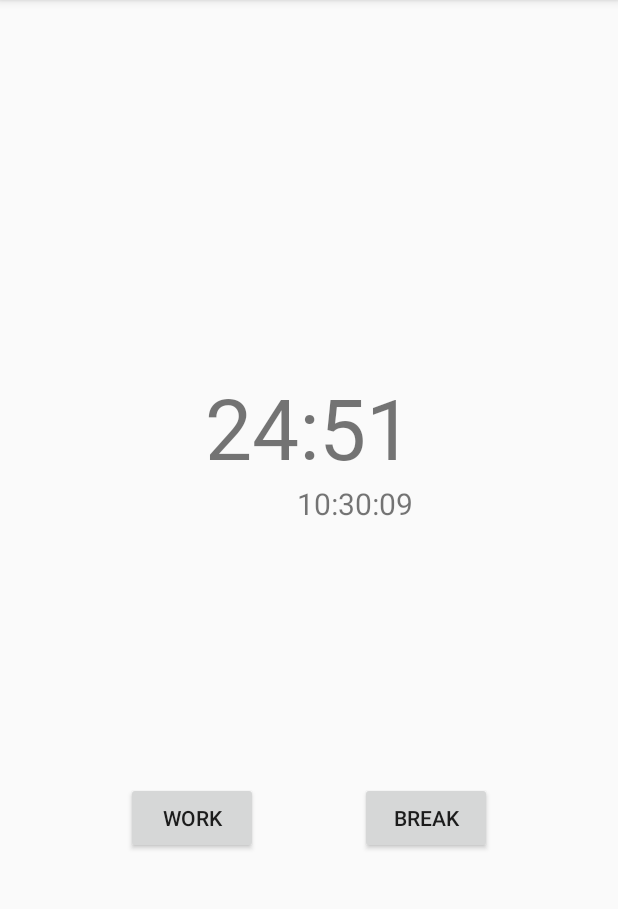
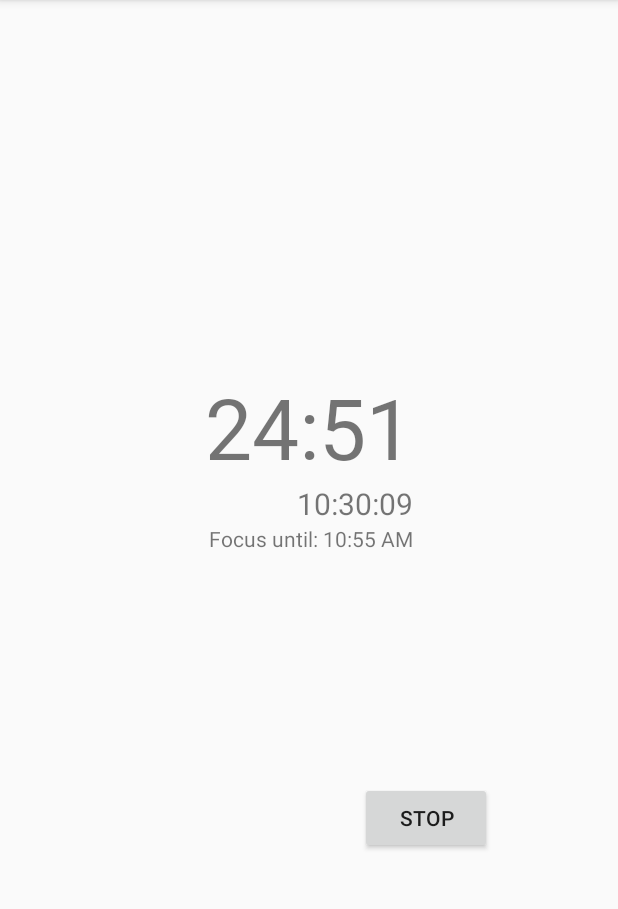
Before and after one commit to maurozegarra/BrainFocusX, an Android app: the screen it shows after launch (MainActivity), after a tap on "WORK", on a phone screen of 412 x 824 dp, the part 84-993 px from its top. Run offline under Robolectric (Android 15) with nearby library versions, the phone set to English and light mode, and no system bars; our stand-ins replace Timber, data binding.

Commit message:
Algunas mejoras

```diff
--- a/app/src/main/AndroidManifest.xml
+++ b/app/src/main/AndroidManifest.xml
@@ -17,6 +17,7 @@
                 <category android:name="android.intent.category.LAUNCHER" />
             </intent-filter>
         </activity>
+        <receiver android:name=".AlarmReceiver"/>
     </application>
 
     <uses-permission android:name="android.permission.VIBRATE" />
--- a/app/src/main/java/com/maurozegarra/brainfocusx/BrainFocusX.kt
+++ b/app/src/main/java/com/maurozegarra/brainfocusx/BrainFocusX.kt
@@ -18,7 +18,7 @@ class BrainFocusX : Application() {
         createNotificationChannel()
     }
 
-    // 2.- Create a channel and set the importance
+    // 1/4.- Create a notification channel and set the importance
     private fun createNotificationChannel() {
         // Create the NotificationChannel, but only on API 26+ because
         // the NotificationChannel class is new and not in the support library
@@ -31,7 +31,7 @@ class BrainFocusX : Application() {
                 description = descriptionText
             }
 
-            // Register the channel with the system
+            // 2/4.- Register the notification channel with the system
             val notificationManager: NotificationManager =
                 getSystemService(Context.NOTIFICATION_SERVICE) as NotificationManager
             notificationManager.createNotificationChannel(channel)
--- a/app/src/main/java/com/maurozegarra/brainfocusx/TitleFragment.kt
+++ b/app/src/main/java/com/maurozegarra/brainfocusx/TitleFragment.kt
@@ -1,23 +1,27 @@
 package com.maurozegarra.brainfocusx
 
+import android.app.AlarmManager
+import android.app.PendingIntent
+import android.content.Context
+import android.content.Context.ALARM_SERVICE
+import android.content.Intent
 import android.os.Bundle
 import android.os.CountDownTimer
 import android.view.LayoutInflater
 import android.view.View
 import android.view.ViewGroup
-import androidx.core.app.NotificationCompat
-import androidx.core.app.NotificationManagerCompat
 import androidx.databinding.DataBindingUtil
 import androidx.fragment.app.Fragment
 import com.maurozegarra.brainfocusx.databinding.FragmentTitleBinding
 import timber.log.Timber
+import java.text.DateFormat
 import java.util.*
 
 class TitleFragment : Fragment() {
     // todo: add type of interval: work or rest
+
     data class Interval(var start: Int, var end: Int)
 
-    private val notificationId: Int = 1
     private val allIntervals = listOf(
         Interval(0, 25),
         Interval(25, 30),
@@ -27,13 +31,20 @@ class TitleFragment : Fragment() {
 
     private var currentInterval = allIntervals[0]
 
+    private var isWorking = false
+
     companion object {
+        const val SHARED_PREFS = "sharedPrefs"
+        const val TARGET_TIME = "targetTime"
+        const val IS_WORKING = "isWorking"
+
         // This is the number of milliseconds in a second
         const val ONE_SECOND = 1000L
         const val DAY = 1000L * 60L * 60L * 24L
     }
 
     lateinit var timer: CountDownTimer
+    lateinit var alarmManager: AlarmManager
 
     // Contains all the views
     private lateinit var binding: FragmentTitleBinding
@@ -45,18 +56,11 @@ class TitleFragment : Fragment() {
         binding = DataBindingUtil.inflate(inflater, R.layout.fragment_title, container, false)
 
         binding.buttonWork.setOnClickListener {
-            // 1.- Set the notification content
-            val builder = NotificationCompat.Builder(requireContext(), CHANNEL_1_ID)
-                .setSmallIcon(R.drawable.ic_reminder)
-                .setContentTitle("Title")
-                .setContentText("Message")
-                .setPriority(NotificationCompat.PRIORITY_DEFAULT)
+            onStartWork()
+        }
 
-            // 3.- Show the notification
-            with(NotificationManagerCompat.from(requireContext())) {
-                // notificationId is a unique int for each notification that you must define
-                notify(notificationId, builder.build())
-            }
+        binding.buttonBreak.setOnClickListener {
+            cancelAlarm()
         }
 
         timer = object : CountDownTimer(DAY, ONE_SECOND) {
@@ -80,7 +84,7 @@ class TitleFragment : Fragment() {
                 // Muestra el Timer
                 getCurrentStartInterval(minute)
                 var timerMinute = currentInterval.end - minute - 1
-                Timber.i("timerMinute: $timerMinute, currentInterval: $currentInterval, minute: $minute")
+                //Timber.i("timerMinute: $timerMinute, currentInterval: $currentInterval, minute: $minute")
 
                 val timerSecond: Int
 
@@ -100,7 +104,66 @@ class TitleFragment : Fragment() {
 
         timer.start()
 
+        loadData()
+        updateButtons()
+
         return binding.root
+    }
+
+    private fun onStartWork() {
+        // todo: create alarms
+        val timeToAlarm = Calendar.getInstance()
+
+        val hour = timeToAlarm.get(Calendar.HOUR)
+        val minute = timeToAlarm.get(Calendar.MINUTE)
+
+        getCurrentStartInterval(minute)
+
+        timeToAlarm.set(Calendar.HOUR, hour)
+        timeToAlarm.set(Calendar.MINUTE, currentInterval.end)
+        timeToAlarm.set(Calendar.SECOND, 0)
+//        Timber.i("hour: $hour, currentInterval.end: ${currentInterval.end}")
+
+        updateTimeText(timeToAlarm)
+        scheduleAlarm(timeToAlarm)
+        isWorking = true
+        updateButtons()
+    }
+
+    private fun scheduleAlarm(calendar: Calendar) {
+        alarmManager = activity?.getSystemService(ALARM_SERVICE) as AlarmManager
+        val intent = Intent(context, AlarmReceiver::class.java)
+        val pendingIntent = PendingIntent.getBroadcast(context, 1, intent, 0)
+
+        alarmManager.setExact(AlarmManager.RTC_WAKEUP, calendar.timeInMillis, pendingIntent)
+    }
+
+    private fun cancelAlarm() {
+        alarmManager = activity?.getSystemService(ALARM_SERVICE) as AlarmManager
+        val intent = Intent(context, AlarmReceiver::class.java)
+        val pendingIntent = PendingIntent.getBroadcast(context, 1, intent, 0)
+
+        alarmManager.cancel(pendingIntent)
+        binding.textTarget.text = getString(R.string.no_alarm_set)
+        isWorking = false
+
+        updateButtons()
+    }
+
+    private fun updateButtons() {
+        if (isWorking) {
+            binding.buttonWork.visibility = View.INVISIBLE
+            binding.buttonBreak.visibility = View.VISIBLE
+        } else {
+            binding.buttonWork.visibility = View.VISIBLE
+            binding.buttonBreak.visibility = View.INVISIBLE
+        }
+    }
+
+    private fun updateTimeText(calendar: Calendar) {
+        var timeText = "Focus until: "
+        timeText += DateFormat.getTimeInstance(DateFormat.SHORT).format(calendar.time)
+        binding.textTarget.text = timeText
     }
 
     private fun getCurrentStartInterval(currentMinute: Int) {
@@ -108,7 +171,6 @@ class TitleFragment : Fragment() {
 
         for (interval in allIntervals) {
             //Timber.i("${interval.start}, ${interval.end}")
-
             if (interval.start <= currentMinute && currentMinute < interval.end) {
                 //Timber.i("$interval")
                 newInterval = interval
@@ -123,4 +185,26 @@ class TitleFragment : Fragment() {
         }
         //Timber.i("currentInterval: $currentInterval")
     }
+
+    override fun onStop() {
+        super.onStop()
+        saveData()
+    }
+
+    private fun saveData() {
+        val preference = context?.getSharedPreferences(SHARED_PREFS, Context.MODE_PRIVATE)
+
+        with (preference?.edit()) {
+            this?.putString(TARGET_TIME, binding.textTarget.text.toString())
+            this?.putBoolean(IS_WORKING, isWorking)
+            this?.apply()
+        }
+    }
+
+    private fun loadData() {
+        val preference = context?.getSharedPreferences(SHARED_PREFS, Context.MODE_PRIVATE)
+
+        binding.textTarget.text = preference?.getString(TARGET_TIME, "")
+        isWorking = preference!!.getBoolean(IS_WORKING, false)
+    }
 }
--- a/app/src/main/res/layout/fragment_title.xml
+++ b/app/src/main/res/layout/fragment_title.xml
@@ -27,11 +27,13 @@
             android:layout_width="wrap_content"
             android:layout_height="wrap_content"
             android:layout_marginEnd="16dp"
-            android:text="@string/break_session"
+            android:text="@string/stop_session"
+            android:visibility="invisible"
             app:layout_constraintEnd_toEndOf="parent"
             app:layout_constraintHorizontal_bias="0.5"
             app:layout_constraintStart_toEndOf="@+id/button_work"
-            app:layout_constraintTop_toTopOf="@+id/button_work" />
+            app:layout_constraintTop_toTopOf="@+id/button_work"
+            tools:visibility="visible" />
 
         <TextView
             android:id="@+id/text_timer"
@@ -58,5 +60,14 @@
             android:textSize="20sp"
             app:layout_constraintEnd_toEndOf="@+id/text_timer"
             app:layout_constraintTop_toBottomOf="@+id/text_timer" />
+
+        <TextView
+            android:id="@+id/text_target"
+            android:layout_width="wrap_content"
+            android:layout_height="wrap_content"
+            android:hint="@string/no_alarm_set"
+            app:layout_constraintEnd_toEndOf="@+id/text_time"
+            app:layout_constraintTop_toBottomOf="@+id/text_time"
+            tools:text="@string/target_time" />
     </androidx.constraintlayout.widget.ConstraintLayout>
 </layout>
--- a/app/src/main/res/values/strings.xml
+++ b/app/src/main/res/values/strings.xml
@@ -6,7 +6,7 @@
     <string name="pause">Pause</string>
     <string name="stop">Stop</string>
     <string name="work_session">Work</string>
-    <string name="break_session">Break</string>
+    <string name="stop_session">Stop</string>
 
     <!-- TODO: Remove or change this placeholder text -->
     <string name="hello_blank_fragment">Hello blank fragment</string>
@@ -22,6 +22,10 @@
         viverra rhoncus sit amet nec magna. Donec lacinia ligula at libero volutpat volutpat nec nec
         tortor.
     </string>
-    <string name="channel_name">Channel 1</string>
+    <string name="channel_name">Pomo notifications</string>
     <string name="channel_description">This is Channel 1</string>
+    <string name="target_time">Target: 5:25</string>
+    <string name="alarm_canceled">Alarm canceled</string>
+    <string name="no_alarm_set">You\'re not Focus</string>
+    <string name="focus_until">Focus Until: </string>
 </resources>
```
Also changed, not shown: app/src/main/java/com/maurozegarra/brainfocusx/AlarmReceiver.kt (added, +14 -0 lines), app/src/main/java/com/maurozegarra/brainfocusx/NotificationHelper.kt (added, +38 -0 lines).
